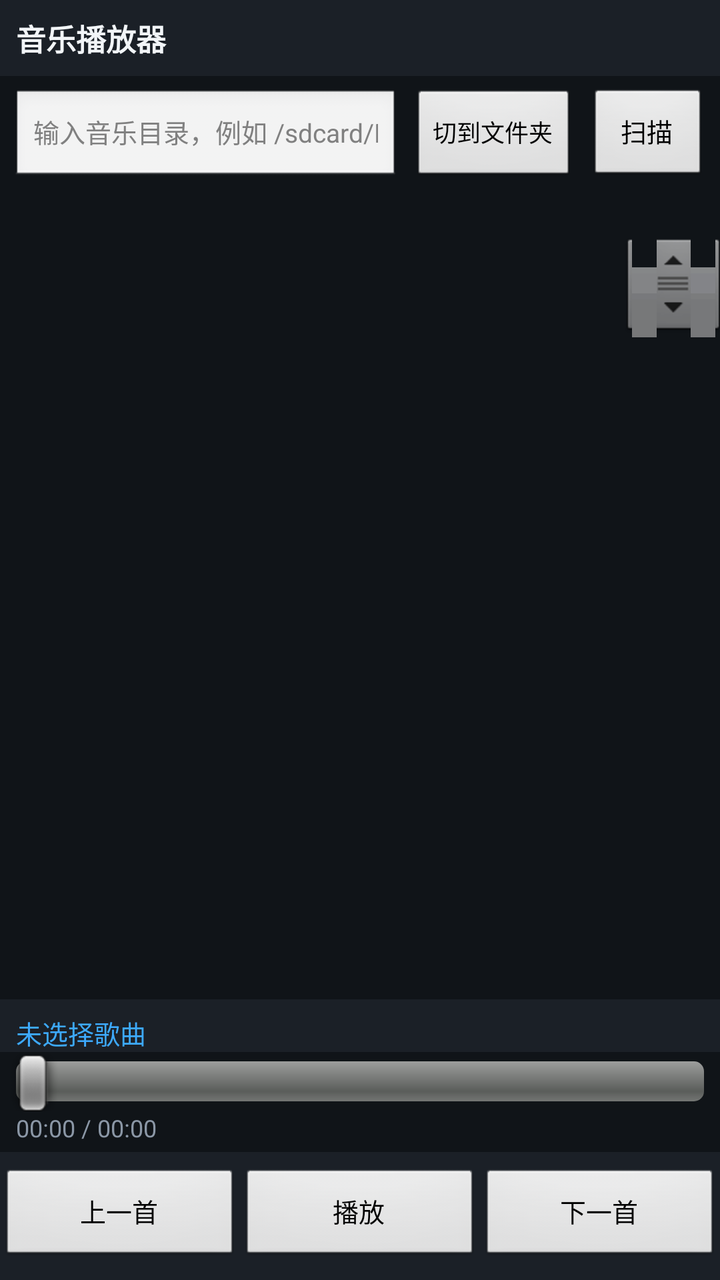
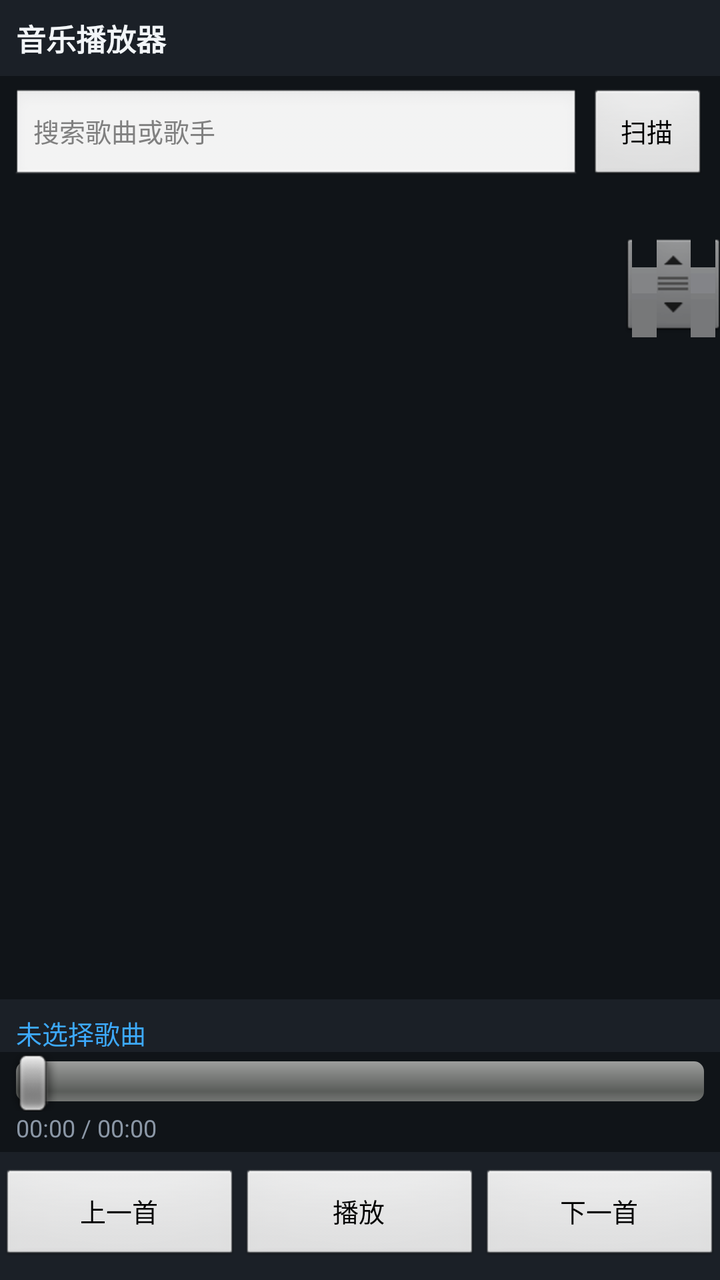

The first picture is an Android layout as it rendered before a commit; the second is the same layout after the commit. The layout source and the unified diff follow.
<!-- AndroidManifest.xml: application theme android:Theme -->
<!-- res/layout/main.xml -->
<?xml version="1.0" encoding="utf-8"?>
<LinearLayout xmlns:android="http://schemas.android.com/apk/res/android"
    android:layout_width="fill_parent"
    android:layout_height="fill_parent"
    android:orientation="vertical"
    android:background="@color/bg"
    android:focusable="true"
    android:focusableInTouchMode="true">

    <TextView
        android:id="@+id/title"
        android:layout_width="fill_parent"
        android:layout_height="wrap_content"
        android:background="@color/panel"
        android:padding="8dp"
        android:text="@string/app_name"
        android:textColor="@color/text_primary"
        android:textSize="15sp"
        android:textStyle="bold" />

    <LinearLayout
        android:layout_width="fill_parent"
        android:layout_height="wrap_content"
        android:orientation="horizontal"
        android:padding="6dp">

        <EditText
            android:id="@+id/path"
            android:layout_width="0dp"
            android:layout_height="wrap_content"
            android:layout_weight="1"
            android:hint="@string/scan_hint"
            android:singleLine="true"
            android:textColor="@color/text_primary"
            android:textSize="13sp" />

        <Button
            android:id="@+id/btn_mode"
            android:layout_width="wrap_content"
            android:layout_height="wrap_content"
            android:layout_marginLeft="6dp"
            android:minWidth="0dp"
            android:text="@string/mode_toggle_to_folder"
            android:textSize="12sp" />

        <Button
            android:id="@+id/btn_scan"
            android:layout_width="wrap_content"
            android:layout_height="wrap_content"
            android:layout_marginLeft="6dp"
            android:minWidth="60dp"
            android:text="@string/scan"
            android:textSize="13sp" />
    </LinearLayout>

    <TextView
        android:id="@+id/mode_info"
        android:layout_width="fill_parent"
        android:layout_height="wrap_content"
        android:paddingBottom="4dp"
        android:paddingLeft="8dp"
        android:paddingRight="8dp"
        android:textColor="@color/text_secondary"
        android:textSize="11sp" />

    <ListView
        android:id="@android:id/list"
        android:layout_width="fill_parent"
        android:layout_height="0dp"
        android:layout_weight="1"
        android:cacheColorHint="#00000000"
        android:divider="@color/divider"
        android:dividerHeight="1px"
        android:fastScrollEnabled="true" />

    <TextView
        android:id="@+id/empty"
        android:layout_width="fill_parent"
        android:layout_height="wrap_content"
        android:padding="14dp"
        android:text="@string/empty"
        android:textColor="@color/text_secondary"
        android:textSize="13sp"
        android:visibility="gone" />

    <TextView
        android:id="@+id/now"
        android:layout_width="fill_parent"
        android:layout_height="wrap_content"
        android:background="@color/panel"
        android:ellipsize="marquee"
        android:paddingLeft="8dp"
        android:paddingRight="8dp"
        android:paddingTop="7dp"
        android:singleLine="true"
        android:text="@string/no_song"
        android:textColor="@color/accent"
        android:textSize="13sp" />

    <SeekBar
        android:id="@+id/seek"
        android:layout_width="fill_parent"
        android:layout_height="wrap_content"
        android:paddingLeft="8dp"
        android:paddingRight="8dp" />

    <TextView
        android:id="@+id/time"
        android:layout_width="fill_parent"
        android:layout_height="wrap_content"
        android:paddingBottom="4dp"
        android:paddingLeft="8dp"
        android:paddingRight="8dp"
        android:text="@string/time_zero"
        android:textColor="@color/text_secondary"
        android:textSize="12sp" />

    <LinearLayout
        android:layout_width="fill_parent"
        android:layout_height="wrap_content"
        android:background="@color/panel"
        android:orientation="horizontal"
        android:paddingBottom="8dp"
        android:paddingTop="8dp">

        <Button
            android:id="@+id/btn_prev"
            android:layout_width="0dp"
            android:layout_height="wrap_content"
            android:layout_weight="1"
            android:minWidth="0dp"
            android:text="@string/btn_prev"
            android:textSize="13sp" />

        <Button
            android:id="@+id/btn_play"
            android:layout_width="0dp"
            android:layout_height="wrap_content"
            android:layout_weight="1"
            android:minWidth="0dp"
            android:text="@string/btn_play"
            android:textSize="13sp" />

        <Button
            android:id="@+id/btn_next"
            android:layout_width="0dp"
            android:layout_height="wrap_content"
            android:layout_weight="1"
            android:minWidth="0dp"
            android:text="@string/btn_next"
            android:textSize="13sp" />
    </LinearLayout>
</LinearLayout>
<!-- resources referenced by this layout -->
<resources>
  <color name="accent">#FF3DA9FC</color>
  <color name="bg">#FF101418</color>
  <color name="divider">#FF2A313A</color>
  <color name="panel">#FF1B2027</color>
  <color name="text_primary">#FFF2F5F8</color>
  <color name="text_secondary">#FF8B97A6</color>
  <string name="app_name">音乐播放器</string>
  <string name="btn_next">下一首</string>
  <string name="btn_play">播放</string>
  <string name="btn_prev">上一首</string>
  <string name="empty">没有找到音频文件。请把 mp3 放到 /sdcard/Music 后点击“扫描”；或切换到“音乐库”模式，读取系统已索引的歌曲。</string>
  <string name="mode_toggle_to_folder">切到文件夹</string>
  <string name="no_song">未选择歌曲</string>
  <string name="scan">扫描</string>
  <string name="scan_hint">输入音乐目录，例如 /sdcard/Music</string>
  <string name="time_zero">00:00 / 00:00</string>
</resources>

<!-- the commit's change to res/layout/main.xml (unified diff, before → after) -->
@@ -22,39 +22,42 @@
         android:layout_width="fill_parent"
         android:layout_height="wrap_content"
         android:orientation="horizontal"
+        android:gravity="center_vertical"
         android:padding="6dp">
 
         <EditText
-            android:id="@+id/path"
+            android:id="@+id/search"
             android:layout_width="0dp"
             android:layout_height="wrap_content"
             android:layout_weight="1"
-            android:hint="@string/scan_hint"
+            android:hint="@string/search_hint"
             android:singleLine="true"
+            android:imeOptions="actionDone"
             android:textColor="@color/text_primary"
             android:textSize="13sp" />
 
         <Button
-            android:id="@+id/btn_mode"
+            android:id="@+id/btn_clear"
             android:layout_width="wrap_content"
             android:layout_height="wrap_content"
-            android:layout_marginLeft="6dp"
+            android:layout_marginLeft="4dp"
             android:minWidth="0dp"
-            android:text="@string/mode_toggle_to_folder"
-            android:textSize="12sp" />
+            android:text="@string/clear"
+            android:textSize="12sp"
+            android:visibility="gone" />
 
         <Button
             android:id="@+id/btn_scan"
             android:layout_width="wrap_content"
             android:layout_height="wrap_content"
-            android:layout_marginLeft="6dp"
+            android:layout_marginLeft="4dp"
             android:minWidth="60dp"
             android:text="@string/scan"
             android:textSize="13sp" />
     </LinearLayout>
 
     <TextView
-        android:id="@+id/mode_info"
+        android:id="@+id/list_info"
         android:layout_width="fill_parent"
         android:layout_height="wrap_content"
         android:paddingBottom="4dp"
<!-- resource entries referenced after the edit -->
@@ -10,11 +10,11 @@
   <string name="btn_next">下一首</string>
   <string name="btn_play">播放</string>
   <string name="btn_prev">上一首</string>
-  <string name="empty">没有找到音频文件。请把 mp3 放到 /sdcard/Music 后点击“扫描”；或切换到“音乐库”模式，读取系统已索引的歌曲。</string>
-  <string name="mode_toggle_to_folder">切到文件夹</string>
+  <string name="clear">清空</string>
+  <string name="empty">没有找到音频文件。请把 mp3 放到 SD 卡的 Music 文件夹后点击“扫描”。</string>
   <string name="no_song">未选择歌曲</string>
   <string name="scan">扫描</string>
-  <string name="scan_hint">输入音乐目录，例如 /sdcard/Music</string>
+  <string name="search_hint">搜索歌曲或歌手</string>
   <string name="time_zero">00:00 / 00:00</string>
 </resources>
 
